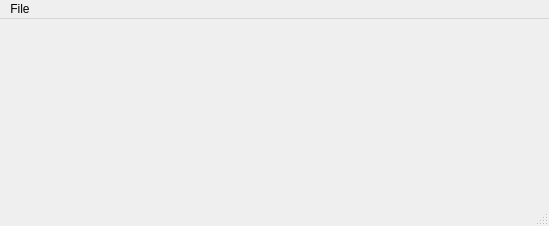
Before: the Qt Designer form UI/material_library.ui in HaydenGuy/Maya_Arnold_Material_Library, drawn with Qt 5.
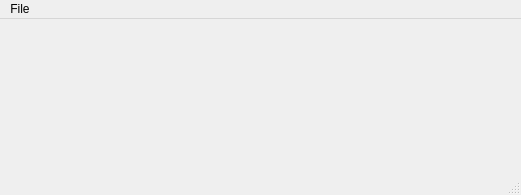
After: the same form once the commit is applied.

Commit message: Minor code reformatting (autopep8). Minor UI default sizing adjustments and name change

Diff of the .ui file:
```diff
--- a/UI/material_library.ui
+++ b/UI/material_library.ui
@@ -6,8 +6,8 @@
    <rect>
     <x>0</x>
     <y>0</y>
-    <width>549</width>
-    <height>226</height>
+    <width>521</width>
+    <height>195</height>
    </rect>
   </property>
   <property name="minimumSize">
@@ -34,8 +34,8 @@
         <rect>
          <x>0</x>
          <y>0</y>
-         <width>531</width>
-         <height>162</height>
+         <width>503</width>
+         <height>131</height>
         </rect>
        </property>
        <layout class="QHBoxLayout" name="horizontalLayout">
@@ -53,7 +53,7 @@
     <rect>
      <x>0</x>
      <y>0</y>
-     <width>549</width>
+     <width>521</width>
      <height>23</height>
     </rect>
    </property>
```
Left out of the diff: 4 changed lines with no effect on the pictures. The commit also changes 3 other files.
